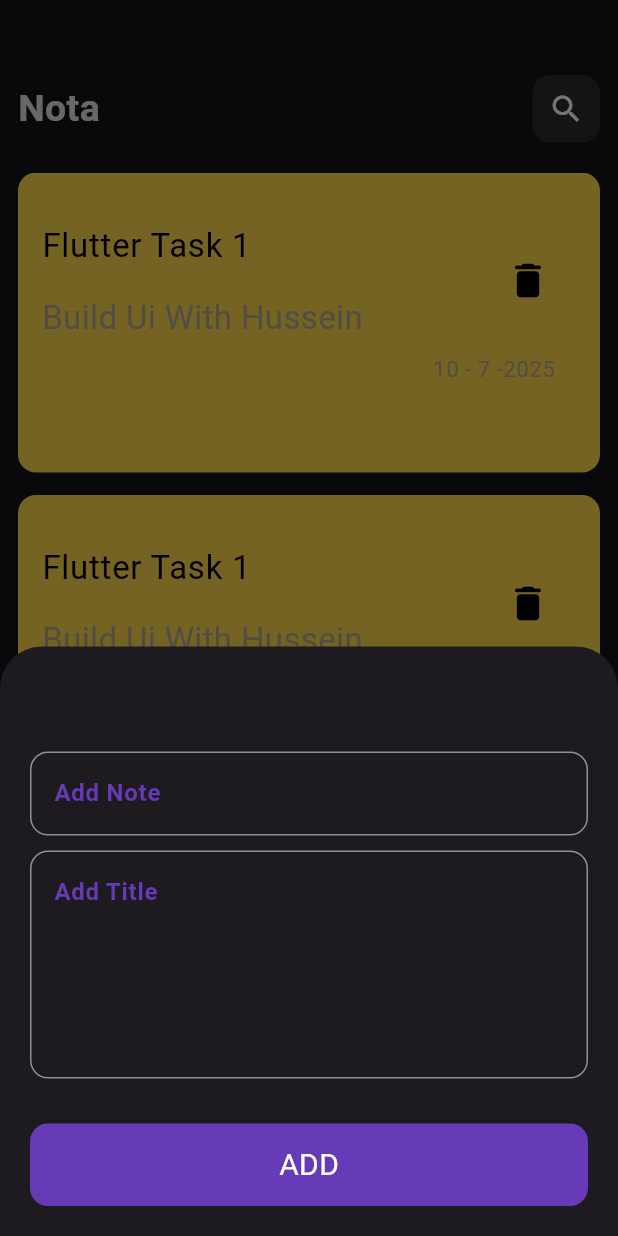
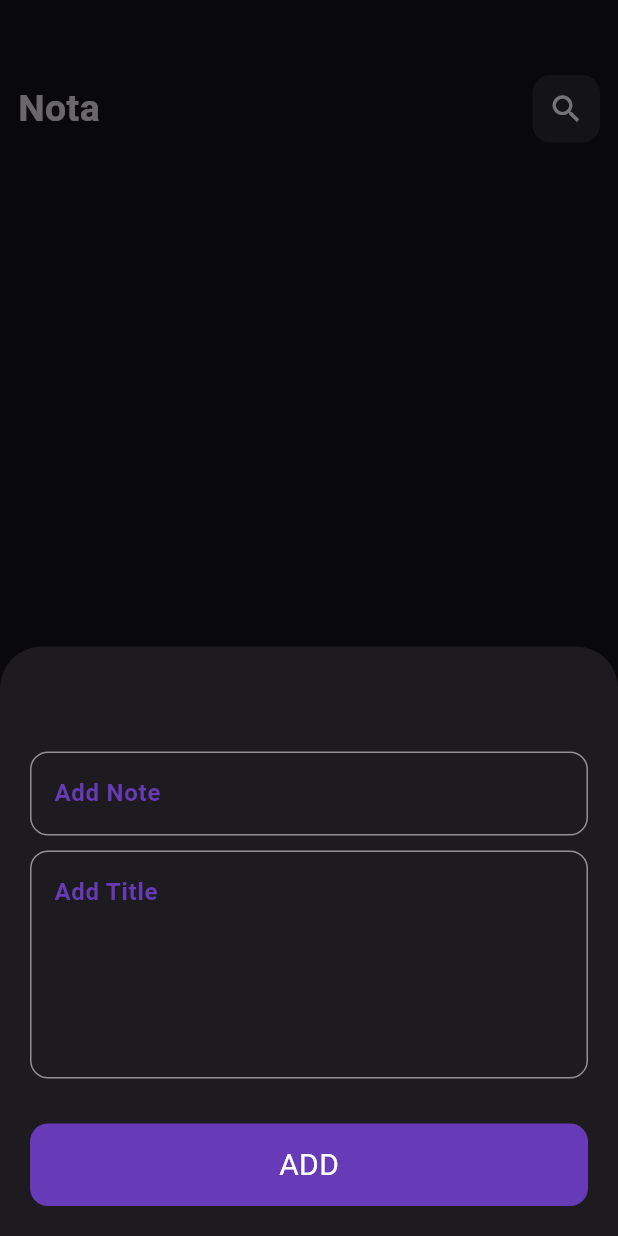
Before and after one commit to HusseinAlswasy/malhoza, a Flutter app: the screen it shows after launch, after a tap on the "add" icon, on a phone screen of 412 x 824 dp. Run offline on Flutter 3.47's test engine with Material 3 defaults, Android fonts, the phone set to English and light mode, and no system bars; drawn by our look-alikes of modal_progress_hud_nsn; our stand-ins replace flutter_bloc, hive, hive_flutter; accounts and stored records are empty; Roboto replaces fonts that are missing (Pacifico).

Commit message:
finish get note

```diff
--- a/lib/Screen/note_view.dart
+++ b/lib/Screen/note_view.dart
@@ -1,13 +1,17 @@
 import 'package:flutter/material.dart';
+import 'package:flutter_bloc/flutter_bloc.dart';
 import 'package:malhoza/Widget/add_modal_progress_sheet.dart';
 import 'package:malhoza/Widget/note_view_body.dart';
+import 'package:malhoza/cubit/get_note_cubit/get_note_cubit.dart';
 
 class NoteView extends StatelessWidget {
   const NoteView({super.key});
 
   @override
   Widget build(BuildContext context) {
-    return Scaffold(
+    return BlocProvider(
+      create:(context)=> GetNoteCubit(),
+      child: Scaffold(
         body: Padding(
           padding: const EdgeInsets.symmetric(horizontal: 12),
           child: NoteViewBody(),
@@ -23,6 +27,7 @@ class NoteView extends StatelessWidget {
           },
           child: Icon(Icons.add, size: 30),
         ),
+      ),
     );
   }
 }
--- a/lib/Widget/add_modal_progress_sheet.dart
+++ b/lib/Widget/add_modal_progress_sheet.dart
@@ -14,7 +14,9 @@ class AddModalProgressSheet extends StatelessWidget {
   @override
 
   Widget build(BuildContext context) {
-    return Padding(
+    return BlocProvider(
+      create: (context)=>AddNoteCubit(),
+      child: Padding(
         padding: const EdgeInsets.all(20.0),
         child: BlocConsumer<AddNoteCubit,AddNoteState>(
            listener: (context,state){
@@ -26,6 +28,7 @@ class AddModalProgressSheet extends StatelessWidget {
             }
            },
         builder: (context,state){return ModalProgressHUD(inAsyncCall: state is AddNoteLoading ? true : false,child: SingleChildScrollView(child: AddNoteForm()),);},),
+      ),
     );
   }
 }
--- a/lib/Widget/note_list_view_item.dart
+++ b/lib/Widget/note_list_view_item.dart
@@ -1,12 +1,20 @@
 import 'package:flutter/material.dart';
+import 'package:flutter_bloc/flutter_bloc.dart';
 import 'package:malhoza/Widget/note_item.dart';
+import 'package:malhoza/cubit/get_note_cubit/get_note_cubit.dart';
+import 'package:malhoza/cubit/get_note_cubit/get_note_state.dart';
+import 'package:malhoza/model/note_model.dart';
 
 class NoteListViewItem extends StatelessWidget {
   const NoteListViewItem({super.key});
 
   @override
   Widget build(BuildContext context) {
-    return ListView.builder(
+    return BlocBuilder<GetNoteCubit,GetNoteState>(
+      builder:(context,state){
+        List<NoteModel> notes = BlocProvider.of<GetNoteCubit>(context).notes??[];
+       return ListView.builder(
+      itemCount: notes.length,
       itemBuilder: (context, item) {
         return Padding(
           padding: const EdgeInsets.only(bottom: 15),
@@ -14,5 +22,7 @@ class NoteListViewItem extends StatelessWidget {
         );
       },
     );
+      },
+    );
   }
 }
--- a/lib/Widget/note_view_body.dart
+++ b/lib/Widget/note_view_body.dart
@@ -1,10 +1,22 @@
 import 'package:flutter/material.dart';
+import 'package:flutter_bloc/flutter_bloc.dart';
 import 'package:malhoza/Widget/note_appBar.dart';
 import 'package:malhoza/Widget/note_list_view_item.dart';
+import 'package:malhoza/cubit/get_note_cubit/get_note_cubit.dart';
 
-class NoteViewBody extends StatelessWidget {
+class NoteViewBody extends StatefulWidget {
   const NoteViewBody({super.key});
 
+  @override
+  State<NoteViewBody> createState() => _NoteViewBodyState();
+}
+
+
+class _NoteViewBodyState extends State<NoteViewBody> {
+  @override
+  void initState() {
+    BlocProvider.of<GetNoteCubit>(context).GetAllNote();
+  }
   @override
   Widget build(BuildContext context) {
     return Column(
--- /dev/null
+++ b/lib/cubit/get_note_cubit/get_note_cubit.dart
@@ -0,0 +1,18 @@
+
+import 'package:flutter_bloc/flutter_bloc.dart';
+import 'package:hive/hive.dart';
+
+import 'package:malhoza/cubit/get_note_cubit/get_note_state.dart';
+import 'package:malhoza/model/note_model.dart';
+
+class GetNoteCubit extends Cubit<GetNoteState>{
+  GetNoteCubit():super(GetNoteInitial());
+
+ List<NoteModel>? notes;
+ GetAllNote(){
+ var notebox = Hive.box<NoteModel>('note box');
+ List<NoteModel> notes=notebox.values.toList();
+ emit(GetNoteSuccess(notes));
+ }
+
+}
--- /dev/null
+++ b/lib/cubit/get_note_cubit/get_note_state.dart
@@ -0,0 +1,21 @@
+import 'package:malhoza/model/note_model.dart';
+
+abstract class GetNoteState{}
+
+class GetNoteInitial extends GetNoteState{}  // first class
+
+class GetNoteLoading extends GetNoteState{}
+
+
+class GetNoteSuccess extends GetNoteState{
+  final List<NoteModel> notes;
+
+  GetNoteSuccess(this.notes);
+}
+
+
+class GetNoteFailuer extends GetNoteState{
+  final String error;
+
+  GetNoteFailuer(this.error);
+}
--- a/lib/main.dart
+++ b/lib/main.dart
@@ -7,8 +7,8 @@ import 'package:malhoza/model/note_model.dart';
 
 void main() async{
   await Hive.initFlutter();
+   Hive.registerAdapter(NoteModelAdapter());
   await Hive.openBox<NoteModel>('note box');
-  Hive.registerAdapter(NoteModelAdapter());
   runApp(const NoteApp());          // Local Database -> Hive
 }
 
@@ -17,18 +17,13 @@ class NoteApp extends StatelessWidget {
 
   @override
   Widget build(BuildContext context) {
-    return MultiBlocProvider(
-      providers: [
-        BlocProvider(create: (context)=>AddNoteCubit()),
-      ],
-      child: MaterialApp(
-        debugShowCheckedModeBanner: false,
-        theme: ThemeData(
-          brightness: Brightness.dark,
-          fontFamily: 'Pacifico',
-        ),
-        home: NoteView(),
+    return MaterialApp(
+      debugShowCheckedModeBanner: false,
+      theme: ThemeData(
+        brightness: Brightness.dark,
+        fontFamily: 'Pacifico',
       ),
+      home: NoteView(),
     );
   }
 }
```
Lines whose indentation alone changed are shown as unchanged.
